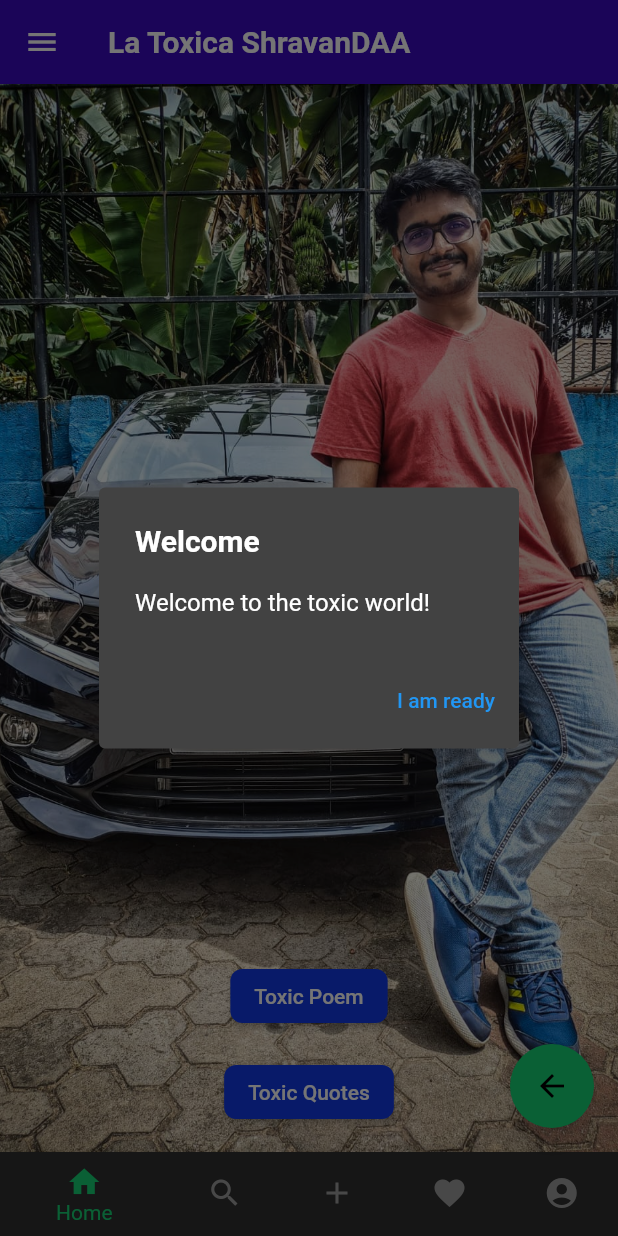
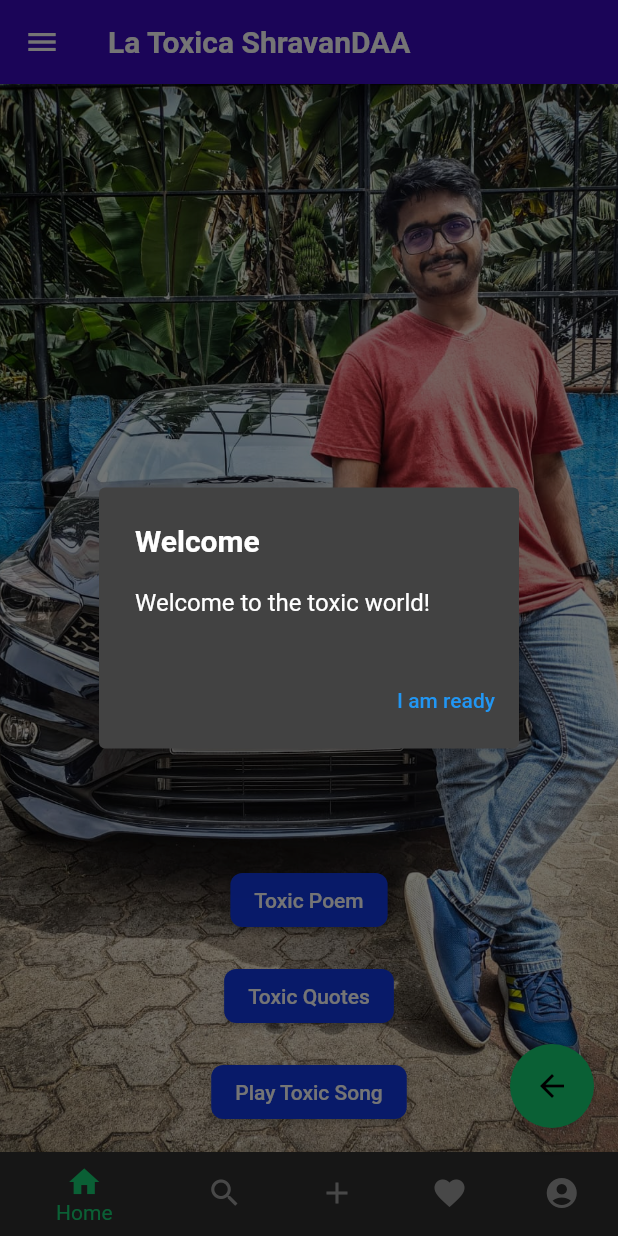
Before and after one commit to unidreamerzz007/Secure_login007, a Flutter app: the ThirdPage screen opened by its route, on a phone screen of 412 x 824 dp. Run offline on Flutter 3.47's test engine with Material 2 defaults, Android fonts, the phone set to English and light mode, and no system bars; our stand-ins replace audioplayers, carousel_slider, fluttertoast; Roboto replaces fonts that are missing (Montserrat).

Commit message:
try to add a song button

```diff
--- a/lib/thirdpage.dart
+++ b/lib/thirdpage.dart
@@ -1,4 +1,5 @@
 import 'package:flutter/material.dart';
+import 'package:audioplayers/audioplayers.dart';
 
 class ThirdPage extends StatefulWidget {
   @override
@@ -16,6 +17,21 @@ class _ThirdPageState extends State<ThirdPage> {
     '4.Toxic friends thrive on drama and chaos, leaving you emotionally exhausted.',
     '5.Don\'t let toxic friends poison your self-worth and confidence.'
   ];
+
+  AudioPlayer audioPlayer = AudioPlayer();
+
+  // Function to play the "toxica.mp3" file
+  void playToxicaSong() async {
+    int result = await audioPlayer.play('assets/toxica.mp3', isLocal: true);
+
+    if (result == 1) {
+      // success
+      print('Audio play success');
+    } else {
+      // error
+      print('Error playing audio');
+    }
+  }
 
   @override
   void initState() {
@@ -59,6 +75,12 @@ class _ThirdPageState extends State<ThirdPage> {
         );
       },
     );
+  }
+
+  @override
+  void dispose() {
+    audioPlayer.dispose();
+    super.dispose();
   }
 
   @override
@@ -217,6 +239,23 @@ class _ThirdPageState extends State<ThirdPage> {
                       ),
                     ),
                   ),
+                  SizedBox(height: 16.0),
+                  ElevatedButton(
+                    onPressed: playToxicaSong,
+                    child: Text(
+                      'Play Toxic Song',
+                      style: TextStyle(
+                        fontFamily: 'Montserrat',
+                      ),
+                    ),
+                    style: ElevatedButton.styleFrom(
+                      primary: Color(0xff1239e5),
+                      onPrimary: Colors.white,
+                      shape: RoundedRectangleBorder(
+                        borderRadius: BorderRadius.circular(8.0),
+                      ),
+                    ),
+                  ),
                 ],
               ),
             ),
@@ -262,7 +301,6 @@ class _ThirdPageState extends State<ThirdPage> {
       floatingActionButton: FloatingActionButton(
         onPressed: () {
           Navigator.pushReplacementNamed(context, '/secureLogin');
-          // Or replace '/secureLogin' with '/secondPage' to navigate to the SecondPage
         },
         child: Icon(Icons.arrow_back),
         backgroundColor: Color(0xff16d273),
--- a/pubspec.yaml
+++ b/pubspec.yaml
@@ -10,6 +10,7 @@ dependencies:
   fluttertoast: ^8.0.8
   carousel_slider: ^4.0.0
   flutter_login_template: ^1.0.0
+  audioplayers: ^0.20.0  # Add this line to include the audioplayers package
 
 dev_dependencies:
   flutter_test:
@@ -31,3 +32,4 @@ flutter:
     - assets/images/page5_background.jpg
     - assets/images/profile_picture.jpg
     - assets/images/gif_image.gif
+    - assets/toxica.mp3  # Add this line to include the toxica.mp3 file
```
Also changed, not shown: 1 other file.
